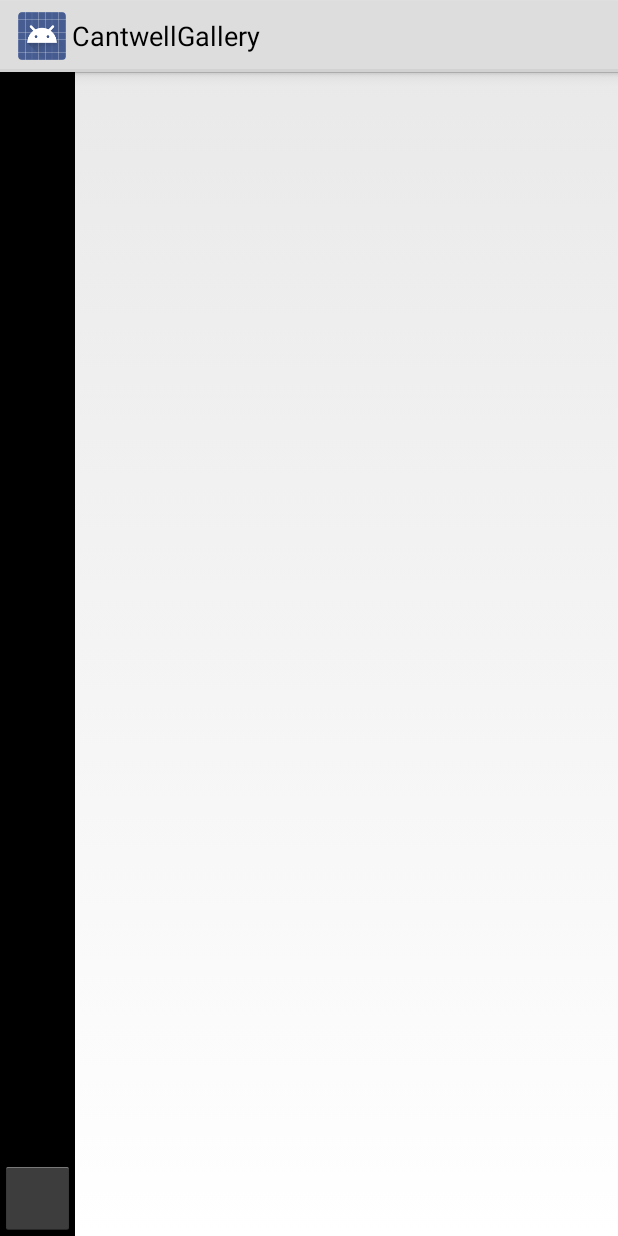
After one commit to danielCantwell/CantwellGalleryProject, an Android app: the layout quick_bar.xml on its own in the app's theme, with its tools: preview values and no code run, on a phone screen of 412 x 824 dp. The commit adds this screen. Run offline under Robolectric (Android 15) with nearby library versions, the phone set to English and light mode, and no system bars.

Commit message:
Started creating QuickBarFragment

```diff
--- a/CantwellGallery/src/main/res/layout/active_album.xml
+++ b/CantwellGallery/src/main/res/layout/active_album.xml
@@ -3,7 +3,8 @@
 <LinearLayout xmlns:android="http://schemas.android.com/apk/res/android"
               android:orientation="vertical"
               android:layout_width="@dimen/active_album_icon_width"
-              android:layout_height="wrap_content">
+              android:layout_height="wrap_content"
+              android:focusable="false">
 
     <ImageView
             android:layout_width="@dimen/active_album_icon_width"
--- /dev/null
+++ b/CantwellGallery/src/main/res/layout/quick_bar.xml
@@ -0,0 +1,25 @@
+<?xml version="1.0" encoding="utf-8"?>
+
+<RelativeLayout xmlns:android="http://schemas.android.com/apk/res/android"
+              android:orientation="vertical"
+              android:layout_width="@dimen/quick_bar_width"
+              android:layout_height="match_parent"
+              android:background="#000000">
+
+    <ListView
+            android:layout_width="@dimen/quick_bar_width"
+            android:layout_height="match_parent"
+            android:id="@+id/quickBarListView"
+            android:layout_gravity="left|center_vertical"
+            android:layout_above="@+id/quickBarImageButton"
+            android:layout_alignParentTop="true"
+            android:layout_alignParentLeft="true"/>
+
+    <ImageButton
+            android:layout_width="@dimen/quick_bar_width"
+            android:layout_height="@dimen/quick_bar_width"
+            android:id="@+id/quickBarImageButton"
+            android:layout_gravity="left|center_vertical"
+            android:layout_alignParentBottom="true"
+            android:layout_alignParentLeft="true"/>
+</RelativeLayout>
--- a/CantwellGallery/src/main/res/values/dimens.xml
+++ b/CantwellGallery/src/main/res/values/dimens.xml
@@ -2,6 +2,7 @@
     <!-- Default screen margins, per the Android Design guidelines. -->
     <dimen name="activity_horizontal_margin">16dp</dimen>
     <dimen name="activity_vertical_margin">16dp</dimen>
+    <dimen name="quick_bar_width">50dp</dimen>
     <dimen name="active_album_icon_width">50dp</dimen>
     <dimen name="active_album_icon_height">50dp</dimen>
     <dimen name="inactive_album_icon_width">30dp</dimen>
```
Also changed, not shown: CantwellGallery/src/main/java/com/cantwellcode/cantwellgallery/AlbumListAdapter.java (+74 -56 lines), CantwellGallery/src/main/java/com/cantwellcode/cantwellgallery/MainActivity.java (+24 -25 lines), CantwellGallery/src/main/java/com/cantwellcode/cantwellgallery/MediaCursorAdapter.java (deleted, +0 -31 lines), CantwellGallery/src/main/java/com/cantwellcode/cantwellgallery/QuickBarFragment.java (added, +63 -0 lines), 2 other files.
